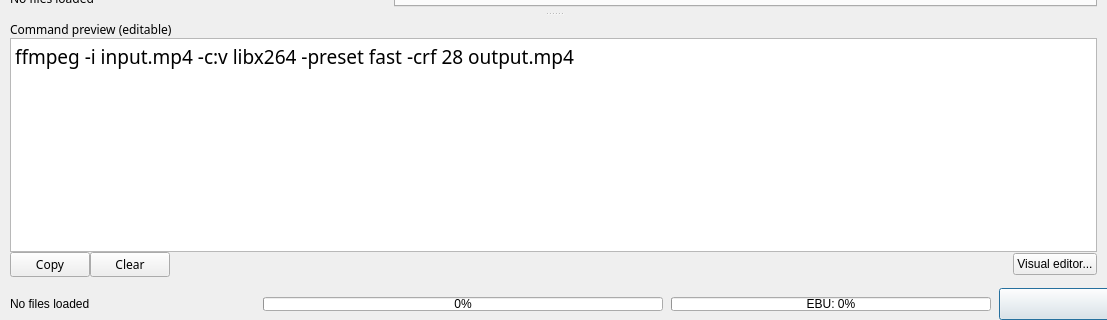
Qt form app/gui_qt/ui/main_window.ui (plexlevi/FFBuilder) before a commit; both pictures show x 0 to 1107 and y 546 to 866 of the 1107 by 866 pixel window.
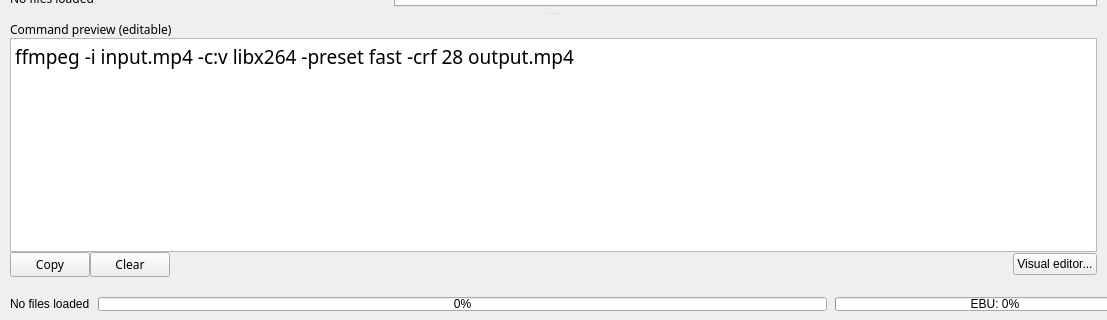
The same form after that commit. Icons and pictures are not drawn.

Commit message: Queue: fix multi-select restore on refresh; proportional column widths; log ffmpeg command in console_output

Diff of the .ui file:
```diff
--- a/app/gui_qt/ui/main_window.ui
+++ b/app/gui_qt/ui/main_window.ui
@@ -772,13 +772,13 @@
       <widget class="QProgressBar" name="statusRunProgressBar">
        <property name="minimumSize">
         <size>
-         <width>200</width>
+         <width>0</width>
          <height>14</height>
         </size>
        </property>
        <property name="maximumSize">
         <size>
-         <width>400</width>
+         <width>16777215</width>
          <height>14</height>
         </size>
        </property>
```
The commit also changes 14 other files.
